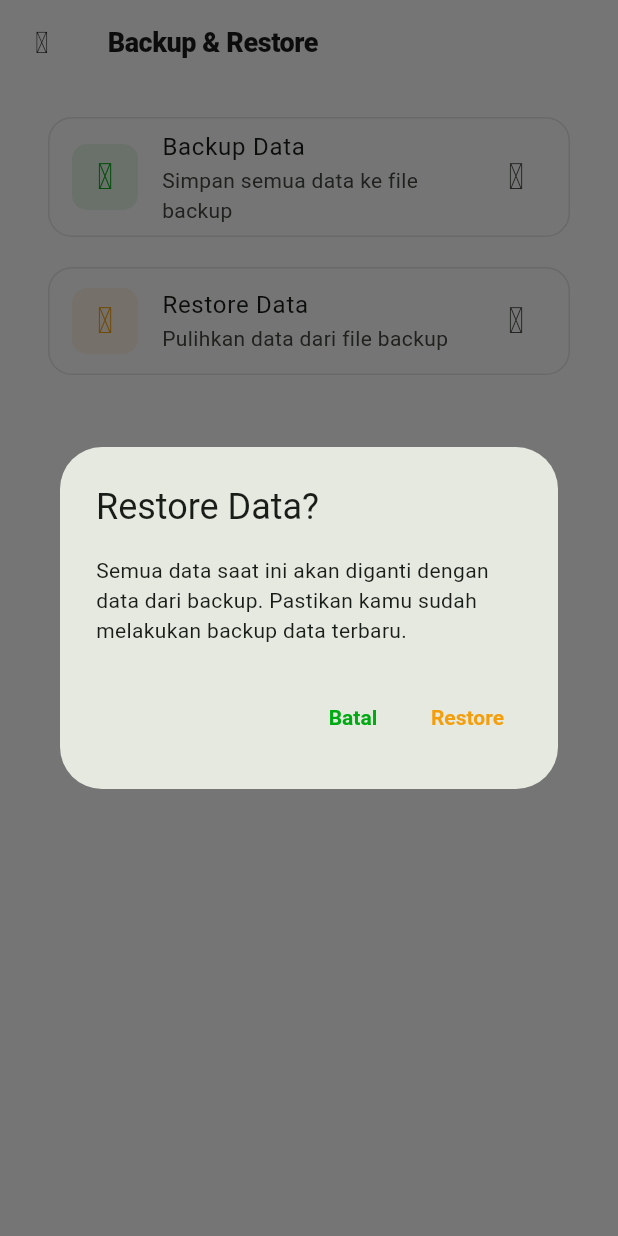
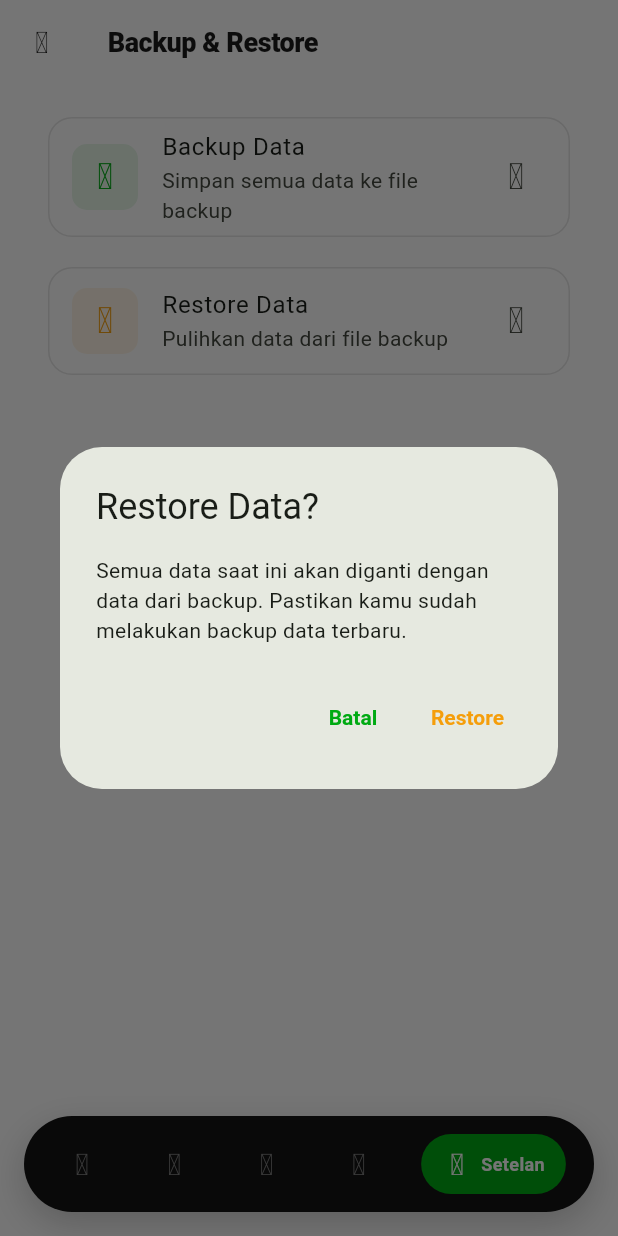
Before and after one commit to ardhikaxx/catat_untung_mobile, a Flutter app: the BackupScreen screen opened by its route, after a tap on "Restore Data", on a phone screen of 412 x 824 dp. Run offline on Flutter 3.47's test engine with Material 3 defaults, Android fonts, the phone set to English and light mode, and no system bars; our stand-ins replace csv, drift, file_picker, fl_chart, flutter_riverpod, go_router and 5 more; accounts and stored records are empty; generated files the repository leaves out were written again.

Commit message:
feat: implement global floating navbottom on all pages with safe clearance and keyboard auto-hide

```diff
--- a/lib/features/about/about_screen.dart
+++ b/lib/features/about/about_screen.dart
@@ -4,6 +4,7 @@ import 'package:go_router/go_router.dart';
 import 'package:iconsax/iconsax.dart';
 import '../../core/constants/app_constants.dart';
 import '../../core/theme/app_colors.dart';
+import '../../shared/widgets/app_floating_nav_bar.dart';
 
 class AboutScreen extends StatelessWidget {
   const AboutScreen({super.key});
@@ -12,6 +13,8 @@ class AboutScreen extends StatelessWidget {
   Widget build(BuildContext context) {
     return Scaffold(
       backgroundColor: AppColors.background,
+      extendBody: true,
+      bottomNavigationBar: const AppFloatingNavBar(activeIndex: 4),
       appBar: AppBar(
         backgroundColor: AppColors.surface,
         elevation: 0,
@@ -453,7 +456,7 @@ class AboutScreen extends StatelessWidget {
             ),
           ),
 
-          const SizedBox(height: 36),
+          const SizedBox(height: AppFloatingNavBar.bottomSpacing),
         ],
       ),
     );
--- a/lib/features/backup/backup_screen.dart
+++ b/lib/features/backup/backup_screen.dart
@@ -12,6 +12,7 @@ import '../../core/theme/app_colors.dart';
 import '../../providers/database_provider.dart';
 import '../../database/app_database.dart';
 import '../../shared/widgets/loading_state.dart';
+import '../../shared/widgets/app_floating_nav_bar.dart';
 
 class BackupScreen extends ConsumerStatefulWidget {
   const BackupScreen({super.key});
@@ -208,6 +209,9 @@ class _BackupScreenState extends ConsumerState<BackupScreen> {
   @override
   Widget build(BuildContext context) {
     return Scaffold(
+      backgroundColor: AppColors.background,
+      extendBody: true,
+      bottomNavigationBar: const AppFloatingNavBar(activeIndex: 4),
       appBar: AppBar(
         leading: IconButton(
           icon: const Icon(Iconsax.arrow_left, size: 20),
@@ -256,6 +260,7 @@ class _BackupScreenState extends ConsumerState<BackupScreen> {
                 onTap: _restoreData,
               ),
             ),
+            const SizedBox(height: AppFloatingNavBar.bottomSpacing),
           ],
         ],
       ),
--- a/lib/features/calculator/hpp_calculator_screen.dart
+++ b/lib/features/calculator/hpp_calculator_screen.dart
@@ -7,6 +7,7 @@ import '../../core/theme/app_colors.dart';
 import '../../core/utils/currency_formatter.dart';
 import 'widgets/hpp_hero_result_card.dart';
 import 'widgets/hpp_target_margin_card.dart';
+import '../../shared/widgets/app_floating_nav_bar.dart';
 
 class HppCalculatorScreen extends StatefulWidget {
   const HppCalculatorScreen({super.key});
@@ -142,6 +143,8 @@ class _HppCalculatorScreenState extends State<HppCalculatorScreen> {
       onTap: () => FocusScope.of(context).unfocus(),
       child: Scaffold(
         backgroundColor: AppColors.background,
+        extendBody: true,
+        bottomNavigationBar: const AppFloatingNavBar(activeIndex: 0),
         appBar: AppBar(
           backgroundColor: AppColors.surface,
           elevation: 0,
@@ -609,7 +612,7 @@ class _HppCalculatorScreenState extends State<HppCalculatorScreen> {
               ),
             ),
 
-            const SizedBox(height: 36),
+            const SizedBox(height: AppFloatingNavBar.bottomSpacing),
           ],
         ),
       ),
--- a/lib/features/export/export_screen.dart
+++ b/lib/features/export/export_screen.dart
@@ -14,6 +14,7 @@ import '../../core/utils/currency_formatter.dart';
 import '../../core/utils/date_formatter.dart';
 import '../../providers/database_provider.dart';
 import '../../shared/widgets/loading_state.dart';
+import '../../shared/widgets/app_floating_nav_bar.dart';
 
 class ExportScreen extends ConsumerStatefulWidget {
   const ExportScreen({super.key});
@@ -206,6 +207,9 @@ class _ExportScreenState extends ConsumerState<ExportScreen> {
   @override
   Widget build(BuildContext context) {
     return Scaffold(
+      backgroundColor: AppColors.background,
+      extendBody: true,
+      bottomNavigationBar: const AppFloatingNavBar(activeIndex: 3),
       appBar: AppBar(
         leading: IconButton(
           icon: const Icon(Iconsax.arrow_left, size: 20),
@@ -266,6 +270,7 @@ class _ExportScreenState extends ConsumerState<ExportScreen> {
                 label: const Text('Ekspor CSV'),
               ),
             ),
+            const SizedBox(height: AppFloatingNavBar.bottomSpacing),
           ],
         ],
       ),
--- a/lib/features/guide/quick_guide_screen.dart
+++ b/lib/features/guide/quick_guide_screen.dart
@@ -2,6 +2,7 @@ import 'package:flutter/material.dart';
 import 'package:go_router/go_router.dart';
 import 'package:iconsax/iconsax.dart';
 import '../../core/theme/app_colors.dart';
+import '../../shared/widgets/app_floating_nav_bar.dart';
 
 class QuickGuideScreen extends StatelessWidget {
   const QuickGuideScreen({super.key});
@@ -10,6 +11,8 @@ class QuickGuideScreen extends StatelessWidget {
   Widget build(BuildContext context) {
     return Scaffold(
       backgroundColor: AppColors.background,
+      extendBody: true,
+      bottomNavigationBar: const AppFloatingNavBar(activeIndex: 4),
       appBar: AppBar(
         backgroundColor: AppColors.surface,
         elevation: 0,
@@ -325,7 +328,7 @@ class QuickGuideScreen extends StatelessWidget {
             ),
           ),
 
-          const SizedBox(height: 36),
+          const SizedBox(height: AppFloatingNavBar.bottomSpacing),
         ],
       ),
     );
--- a/lib/features/history/detail_rekap_screen.dart
+++ b/lib/features/history/detail_rekap_screen.dart
@@ -9,6 +9,7 @@ import '../../core/utils/calculation_utils.dart';
 import '../../providers/database_provider.dart';
 import '../../providers/daily_record_provider.dart';
 import '../../database/app_database.dart';
+import '../../shared/widgets/app_floating_nav_bar.dart';
 
 class DetailRekapScreen extends ConsumerWidget {
   final String dateStr;
@@ -24,6 +25,8 @@ class DetailRekapScreen extends ConsumerWidget {
 
     return Scaffold(
       backgroundColor: AppColors.background,
+      extendBody: true,
+      bottomNavigationBar: const AppFloatingNavBar(activeIndex: 2),
       appBar: AppBar(
         backgroundColor: AppColors.background,
         elevation: 0,
@@ -444,6 +447,7 @@ class DetailRekapScreen extends ConsumerWidget {
                   );
                 },
               ),
+              const SizedBox(height: AppFloatingNavBar.bottomSpacing),
             ],
           );
         },
--- a/lib/features/history/history_screen.dart
+++ b/lib/features/history/history_screen.dart
@@ -11,6 +11,7 @@ import 'widgets/history_month_hero_card.dart';
 import 'widgets/history_view_toggle.dart';
 import 'widgets/history_calendar_card.dart';
 import 'widgets/history_list_view.dart';
+import '../../shared/widgets/app_floating_nav_bar.dart';
 
 class HistoryScreen extends ConsumerStatefulWidget {
   const HistoryScreen({super.key});
@@ -61,7 +62,7 @@ class _HistoryScreenState extends ConsumerState<HistoryScreen> {
   Widget build(BuildContext context) {
     final recordsAsync = ref.watch(allRecordsProvider);
     final canPop = Navigator.canPop(context);
-    final bottomSpacing = canPop ? 24.0 : 110.0;
+    const bottomSpacing = AppFloatingNavBar.bottomSpacing;
 
     final now = DateTime.now();
     final isCurrentMonth = _focusedDay.year == now.year && _focusedDay.month == now.month;
@@ -69,6 +70,8 @@ class _HistoryScreenState extends ConsumerState<HistoryScreen> {
 
     return Scaffold(
       backgroundColor: AppColors.background,
+      extendBody: true,
+      bottomNavigationBar: canPop ? const AppFloatingNavBar(activeIndex: 2) : null,
       appBar: AppBar(
         backgroundColor: AppColors.background,
         elevation: 0,
--- a/lib/features/products/product_form_screen.dart
+++ b/lib/features/products/product_form_screen.dart
@@ -10,6 +10,7 @@ import '../../providers/database_provider.dart';
 import '../../providers/product_provider.dart';
 import '../../database/app_database.dart';
 import 'widgets/product_live_preview_card.dart';
+import '../../shared/widgets/app_floating_nav_bar.dart';
 
 class ProductFormScreen extends ConsumerStatefulWidget {
   final int? productId;
@@ -249,6 +250,8 @@ class _ProductFormScreenState extends ConsumerState<ProductFormScreen> {
 
     return Scaffold(
       backgroundColor: AppColors.background,
+      extendBody: true,
+      bottomNavigationBar: const AppFloatingNavBar(activeIndex: 0),
       appBar: AppBar(
         backgroundColor: AppColors.background,
         elevation: 0,
@@ -649,6 +652,7 @@ class _ProductFormScreenState extends ConsumerState<ProductFormScreen> {
                 ),
               ),
             ),
+            const SizedBox(height: AppFloatingNavBar.bottomSpacing),
           ],
         ),
       ),
--- a/lib/features/products/products_screen.dart
+++ b/lib/features/products/products_screen.dart
@@ -5,6 +5,7 @@ import 'package:iconsax/iconsax.dart';
 import '../../core/theme/app_colors.dart';
 import '../../providers/database_provider.dart';
 import '../../database/app_database.dart';
+import '../../shared/widgets/app_floating_nav_bar.dart';
 import 'widgets/product_hero_card.dart';
 import 'widgets/product_search_filter_bar.dart';
 import 'widgets/product_card.dart';
@@ -53,6 +54,8 @@ class _ProductsScreenState extends ConsumerState<ProductsScreen> {
 
     return Scaffold(
       backgroundColor: AppColors.background,
+      extendBody: true,
+      bottomNavigationBar: const AppFloatingNavBar(activeIndex: 0),
       appBar: AppBar(
         backgroundColor: AppColors.background,
         elevation: 0,
@@ -258,7 +261,7 @@ class _ProductsScreenState extends ConsumerState<ProductsScreen> {
                 )
               else
                 SliverPadding(
-                  padding: const EdgeInsets.only(bottom: 110),
+                  padding: const EdgeInsets.only(bottom: 130),
                   sliver: SliverList(
                     delegate: SliverChildBuilderDelegate(
                       (context, index) {
--- a/lib/features/reports/reports_screen.dart
+++ b/lib/features/reports/reports_screen.dart
@@ -11,6 +11,7 @@ import 'widgets/report_hero_card.dart';
 import 'widgets/report_trend_chart.dart';
 import 'widgets/report_metrics_grid.dart';
 import 'widgets/report_top_products.dart';
+import '../../shared/widgets/app_floating_nav_bar.dart';
 
 enum ReportPeriod { sevenDays, thisWeek, thisMonth, lastMonth, custom }
 
@@ -142,10 +143,12 @@ class ReportsScreen extends ConsumerWidget {
     final dateRange = ref.watch(reportDateRangeProvider);
     final reportAsync = ref.watch(reportDataProvider);
     final canPop = Navigator.canPop(context);
-    final bottomSpacing = canPop ? 24.0 : 110.0;
+    const bottomSpacing = AppFloatingNavBar.bottomSpacing;
 
     return Scaffold(
       backgroundColor: AppColors.background,
+      extendBody: true,
+      bottomNavigationBar: canPop ? const AppFloatingNavBar(activeIndex: 3) : null,
       appBar: AppBar(
         backgroundColor: AppColors.background,
         elevation: 0,
--- a/lib/features/settings/settings_screen.dart
+++ b/lib/features/settings/settings_screen.dart
@@ -10,6 +10,7 @@ import '../../providers/daily_record_provider.dart';
 import 'widgets/settings_header_card.dart';
 import 'widgets/settings_section_card.dart';
 import 'widgets/settings_menu_tile.dart';
+import '../../shared/widgets/app_floating_nav_bar.dart';
 
 class SettingsScreen extends ConsumerWidget {
   const SettingsScreen({super.key});
@@ -17,10 +18,12 @@ class SettingsScreen extends ConsumerWidget {
   @override
   Widget build(BuildContext context, WidgetRef ref) {
     final canPop = Navigator.canPop(context);
-    final bottomSpacing = canPop ? 24.0 : 110.0;
+    const bottomSpacing = AppFloatingNavBar.bottomSpacing;
 
     return Scaffold(
       backgroundColor: AppColors.background,
+      extendBody: true,
+      bottomNavigationBar: canPop ? const AppFloatingNavBar(activeIndex: 4) : null,
       appBar: AppBar(
         backgroundColor: AppColors.background,
         elevation: 0,
--- a/lib/routing/app_router.dart
+++ b/lib/routing/app_router.dart
@@ -8,6 +8,7 @@ import '../features/products/product_form_screen.dart';
 import '../features/daily_rekap/daily_rekap_screen.dart';
 import '../features/history/history_screen.dart';
 import '../features/history/detail_rekap_screen.dart';
+import '../features/reports/reports_screen.dart';
 import '../features/export/export_screen.dart';
 import '../features/backup/backup_screen.dart';
 import '../features/settings/settings_screen.dart';
@@ -67,6 +68,10 @@ final goRouterProvider = Provider<GoRouter>((ref) {
         },
       ),
       GoRoute(
+        path: '/reports',
+        builder: (context, state) => const ReportsScreen(),
+      ),
+      GoRoute(
         path: '/export',
         builder: (context, state) => const ExportScreen(),
       ),
--- /dev/null
+++ b/lib/shared/widgets/app_floating_nav_bar.dart
@@ -0,0 +1,118 @@
+import 'package:flutter/material.dart';
+import 'package:flutter_riverpod/flutter_riverpod.dart';
+import 'package:go_router/go_router.dart';
+import 'package:iconsax/iconsax.dart';
+import '../../core/theme/app_colors.dart';
+import '../../features/home/home_screen.dart';
+
+class AppFloatingNavBar extends ConsumerWidget {
+  /// Optional override of which tab is active. If null, uses [currentTabProvider].
+  final int? activeIndex;
+
+  const AppFloatingNavBar({super.key, this.activeIndex});
+
+  static const double bottomSpacing = 110.0;
+
+  static const _items = [
+    _NavItem(icon: Iconsax.home_2, activeIcon: Iconsax.home_2, label: 'Beranda'),
+    _NavItem(icon: Iconsax.note_1, activeIcon: Iconsax.note_1, label: 'Rekap'),
+    _NavItem(icon: Iconsax.calendar, activeIcon: Iconsax.calendar, label: 'Riwayat'),
+    _NavItem(icon: Iconsax.chart_21, activeIcon: Iconsax.chart_21, label: 'Laporan'),
+    _NavItem(icon: Iconsax.setting_2, activeIcon: Iconsax.setting_2, label: 'Setelan'),
+  ];
+
+  @override
+  Widget build(BuildContext context, WidgetRef ref) {
+    // Auto-hide floating navbar when virtual keyboard is visible
+    final isKeyboardOpen = MediaQuery.of(context).viewInsets.bottom > 0;
+    if (isKeyboardOpen) {
+      return const SizedBox.shrink();
+    }
+
+    final currentIndex = activeIndex ?? ref.watch(currentTabProvider);
+
+    return Container(
+      padding: const EdgeInsets.fromLTRB(16, 0, 16, 16),
+      child: Container(
+        height: 64,
+        padding: const EdgeInsets.symmetric(horizontal: 8),
+        decoration: BoxDecoration(
+          color: const Color(0xFF141414),
+          borderRadius: BorderRadius.circular(36),
+          boxShadow: [
+            BoxShadow(
+              color: Colors.black.withAlpha(50),
+              blurRadius: 20,
+              offset: const Offset(0, 8),
+            ),
+          ],
+        ),
+        child: Row(
+          mainAxisAlignment: MainAxisAlignment.spaceAround,
+          children: List.generate(_items.length, (index) {
+            final item = _items[index];
+            final isActive = currentIndex == index;
+
+            return GestureDetector(
+              onTap: () {
+                ref.read(currentTabProvider.notifier).state = index;
+                final isRoot = ModalRoute.of(context)?.isFirst ?? true;
+                if (!isRoot) {
+                  context.go('/');
+                }
+              },
+              behavior: HitTestBehavior.opaque,
+              child: AnimatedContainer(
+                duration: const Duration(milliseconds: 250),
+                curve: Curves.easeInOut,
+                padding: EdgeInsets.symmetric(
+                  horizontal: isActive ? 14 : 10,
+                  vertical: 10,
+                ),
+                decoration: BoxDecoration(
+                  color: isActive ? AppColors.primaryGreen : Colors.transparent,
+                  borderRadius: BorderRadius.circular(24),
+                ),
+                child: Row(
+                  mainAxisSize: MainAxisSize.min,
+                  children: [
+                    Icon(
+                      isActive ? item.activeIcon : item.icon,
+                      size: 20,
+                      color: isActive
+                          ? Colors.white
+                          : const Color(0xFF808080),
+                    ),
+                    if (isActive) ...[
+                      const SizedBox(width: 6),
+                      Text(
+                        item.label,
+                        style: const TextStyle(
+                          fontSize: 12,
+                          fontWeight: FontWeight.w700,
+                          color: Colors.white,
+                        ),
+                      ),
+                    ],
+                  ],
+                ),
+              ),
+            );
+          }),
+        ),
+      ),
+    );
+  }
+}
+
+class _NavItem {
+  final IconData icon;
+  final IconData activeIcon;
+  final String label;
+
+  const _NavItem({
+    required this.icon,
+    required this.activeIcon,
+    required this.label,
+  });
+}
```
Also changed, not shown: lib/features/daily_rekap/daily_rekap_screen.dart (+5 -2 lines), lib/features/dashboard/dashboard_screen.dart (+8 -4 lines), lib/features/home/home_screen.dart (+2 -88 lines), 1 other file.
